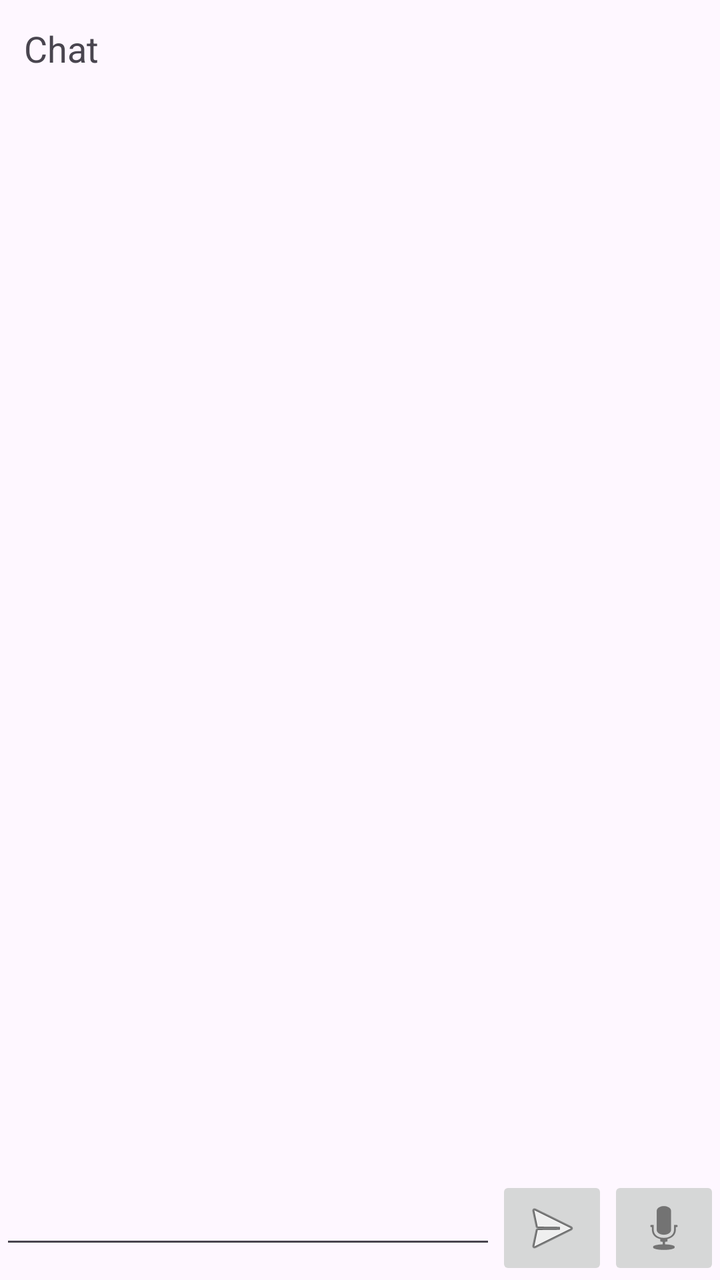
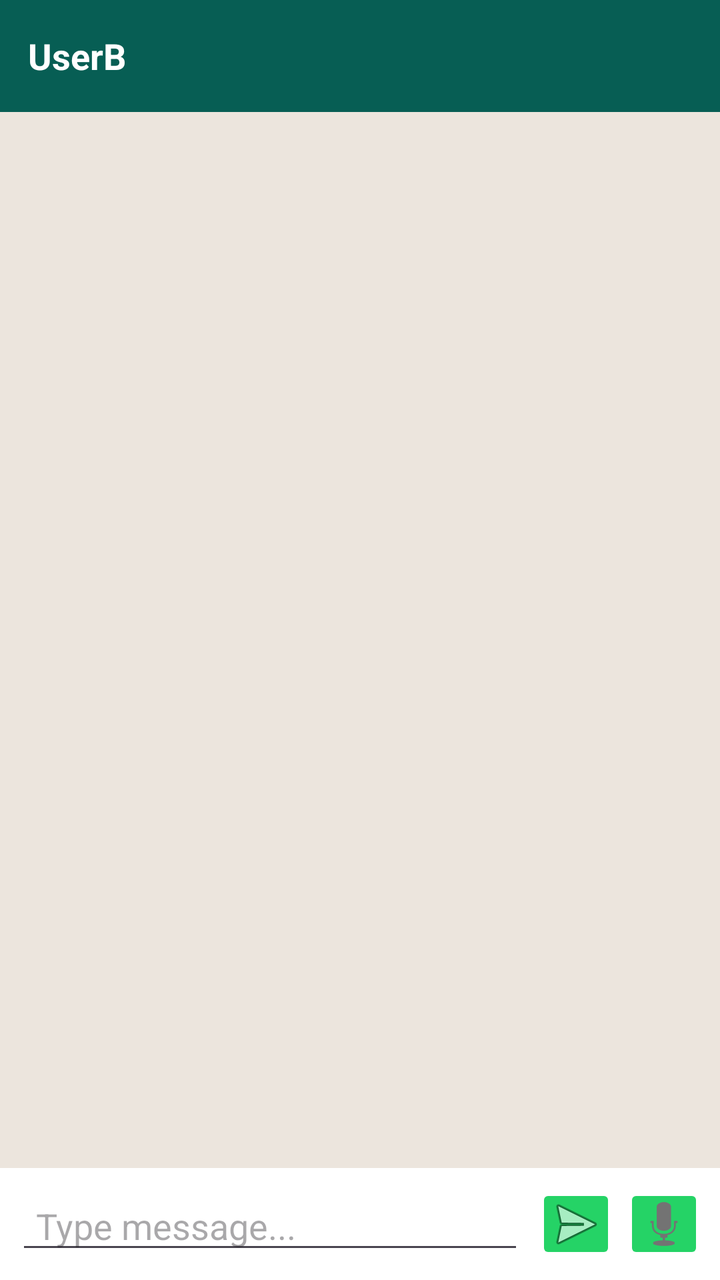

Compare the two renders of this Android layout. The source of the first and the diff that turns it into the second are given below.
<!-- AndroidManifest.xml: application theme Theme.SecureVoiceChat -->
<!-- res/layout/activity_chat.xml -->
<LinearLayout xmlns:android="http://schemas.android.com/apk/res/android"
    android:orientation="vertical"
    android:layout_width="match_parent"
    android:layout_height="match_parent">

    <TextView
        android:id="@+id/chatTitle"
        android:text="Chat"
        android:textSize="18sp"
        android:padding="12dp"
        android:layout_width="match_parent"
        android:layout_height="wrap_content"/>

  <androidx.recyclerview.widget.RecyclerView
    android:id="@+id/messageList"
    android:layout_width="match_parent"
    android:layout_height="0dp"
    android:layout_weight="1"
    android:padding="8dp"
    android:clipToPadding="false"/>

    <LinearLayout
        android:orientation="horizontal"
        android:layout_width="match_parent"
        android:layout_height="wrap_content">

        <EditText
            android:id="@+id/messageInput"
            android:layout_weight="1"
            android:layout_width="0dp"
            android:layout_height="wrap_content"/>

        <ImageButton
            android:id="@+id/sendBtn"
            android:src="@android:drawable/ic_menu_send"
            android:layout_width="wrap_content"
            android:layout_height="wrap_content"/>

        <ImageButton
            android:id="@+id/micBtn"
            android:src="@android:drawable/ic_btn_speak_now"
            android:layout_width="wrap_content"
            android:layout_height="wrap_content"/>
    </LinearLayout>
</LinearLayout>
<!-- resources referenced by this layout -->
<resources>
  <style name="Theme.SecureVoiceChat" parent="Base.Theme.SecureVoiceChat" />
  <style name="Base.Theme.SecureVoiceChat" parent="Theme.Material3.DayNight.NoActionBar">
          
          
      </style>
</resources>

<!-- the commit's change to res/layout/activity_chat.xml (unified diff, before → after) -->
@@ -1,45 +1,68 @@
 <LinearLayout xmlns:android="http://schemas.android.com/apk/res/android"
     android:orientation="vertical"
     android:layout_width="match_parent"
-    android:layout_height="match_parent">
+    android:layout_height="match_parent"
+    android:background="#ECE5DD">
 
-    <TextView
-        android:id="@+id/chatTitle"
-        android:text="Chat"
-        android:textSize="18sp"
-        android:padding="12dp"
+    
+    <LinearLayout
         android:layout_width="match_parent"
-        android:layout_height="wrap_content"/>
+        android:layout_height="56dp"
+        android:background="#075E54"
+        android:gravity="center_vertical"
+        android:paddingHorizontal="14dp">
 
-  <androidx.recyclerview.widget.RecyclerView
-    android:id="@+id/messageList"
-    android:layout_width="match_parent"
-    android:layout_height="0dp"
-    android:layout_weight="1"
-    android:padding="8dp"
-    android:clipToPadding="false"/>
+        <TextView
+            android:id="@+id/chatTitle"
+            android:text="UserB"
+            android:textColor="#FFFFFF"
+            android:textSize="18sp"
+            android:textStyle="bold"
+            android:layout_width="wrap_content"
+            android:layout_height="wrap_content"/>
+    </LinearLayout>
 
+    
+    <androidx.recyclerview.widget.RecyclerView
+        android:id="@+id/messageList"
+        android:layout_width="match_parent"
+        android:layout_height="0dp"
+        android:layout_weight="1"
+        android:padding="10dp"
+        android:clipToPadding="false"/>
+
+    
     <LinearLayout
         android:orientation="horizontal"
+        android:background="#FFFFFF"
+        android:padding="8dp"
         android:layout_width="match_parent"
-        android:layout_height="wrap_content">
+        android:layout_height="wrap_content"
+        android:gravity="center_vertical">
 
         <EditText
             android:id="@+id/messageInput"
+            android:hint="Type message..."
             android:layout_weight="1"
             android:layout_width="0dp"
-            android:layout_height="wrap_content"/>
+            android:layout_height="40dp"
+            android:paddingHorizontal="10dp"/>
 
         <ImageButton
             android:id="@+id/sendBtn"
             android:src="@android:drawable/ic_menu_send"
-            android:layout_width="wrap_content"
-            android:layout_height="wrap_content"/>
+            android:backgroundTint="#25D366"
+            android:layout_width="40dp"
+            android:layout_height="40dp"
+            android:layout_marginStart="6dp"/>
 
         <ImageButton
             android:id="@+id/micBtn"
             android:src="@android:drawable/ic_btn_speak_now"
-            android:layout_width="wrap_content"
-            android:layout_height="wrap_content"/>
+            android:backgroundTint="#25D366"
+            android:layout_width="40dp"
+            android:layout_height="40dp"
+            android:layout_marginStart="4dp"/>
     </LinearLayout>
+
 </LinearLayout>
